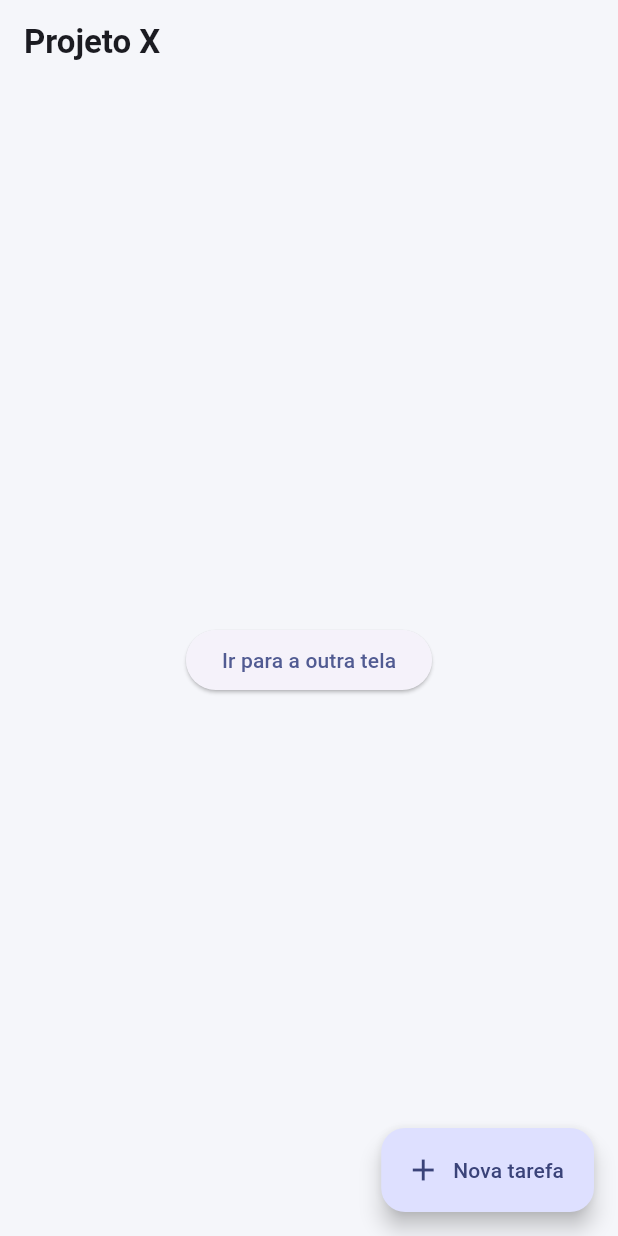
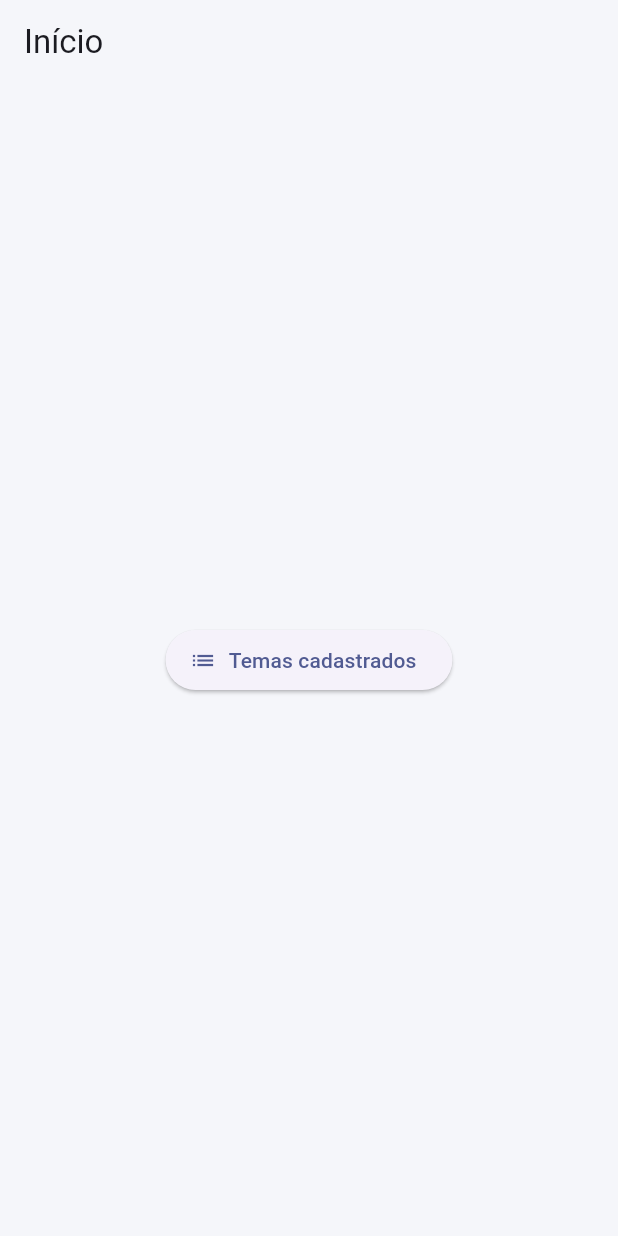
Before and after one commit to pgmoraesdev/MOBILE_CHALLENGE_AMAZUL, a Flutter app: the screen it shows after launch, on a phone screen of 412 x 824 dp. Run offline on Flutter 3.47's test engine with Material 3 defaults, Android fonts, the phone set to English and light mode, and no system bars.

Commit message:
feat: adicionado as screens topic form, topic list e topic model

```diff
--- a/lib/screens/home_screen.dart
+++ b/lib/screens/home_screen.dart
@@ -1,49 +1,29 @@
 import 'package:flutter/material.dart';
-import 'package:projetox_mobile/screens/details_screen.dart';
+import 'package:projetox_mobile/screens/topic_list_screen.dart';
 
-class HomeScreen extends StatefulWidget {
+class HomeScreen extends StatelessWidget {
   const HomeScreen({super.key});
-
-  @override
-  State<HomeScreen> createState() => _HomeScreenState();
-}
-
-class _HomeScreenState extends State<HomeScreen> {
-  final List<String> tarefas = [];
-
-  void adicionarTarefa() {
-    setState(() {
-      tarefas.add('Nova atividade ${tarefas.length + 1}');
-    });
-  }
 
   @override
   Widget build(BuildContext context) {
     return Scaffold(
       appBar: AppBar(
-        title: const Text(
-          'Projeto X',
-          style: TextStyle(fontWeight: FontWeight.bold),
-        ),
+        title: const Text('Início'),
       ),
       body: Center(
-        child: ElevatedButton(
+        child: ElevatedButton.icon(
           onPressed: () {
             Navigator.push(
               context,
               MaterialPageRoute(
-                builder: (context) => const SecondScreen(),
-              )
+                builder: (context) => const TopicListScreen(),
+              ),
             );
           },
-          child: const Text('Ir para a outra tela'),
+          icon: const Icon(Icons.list),
+          label: const Text('Temas cadastrados'),
         )
-      ),
-      floatingActionButton: FloatingActionButton.extended(
-        onPressed: adicionarTarefa,
-        icon: const Icon(Icons.add),
-        label: const Text('Nova tarefa'),
-      ),
+      )
     );
   }
 }
--- a/lib/screens/category_form.dart
+++ b/lib/screens/topic_form_screen.dart
@@ -16,7 +16,7 @@ class _CategoryFormState extends State<CategoryForm> {
         title: const Text('Criar um novo tema'),
       ),
       body: Center(
-        child: const Text(''),
+        child: const Text('Formulário de tema'),
         )
       );
   }
```
Also changed, not shown: lib/models/topic_model.dart (added, +9 -0 lines), lib/screens/topic_list_screen.dart (added, +22 -0 lines), lib/models/theme.dart (deleted).
